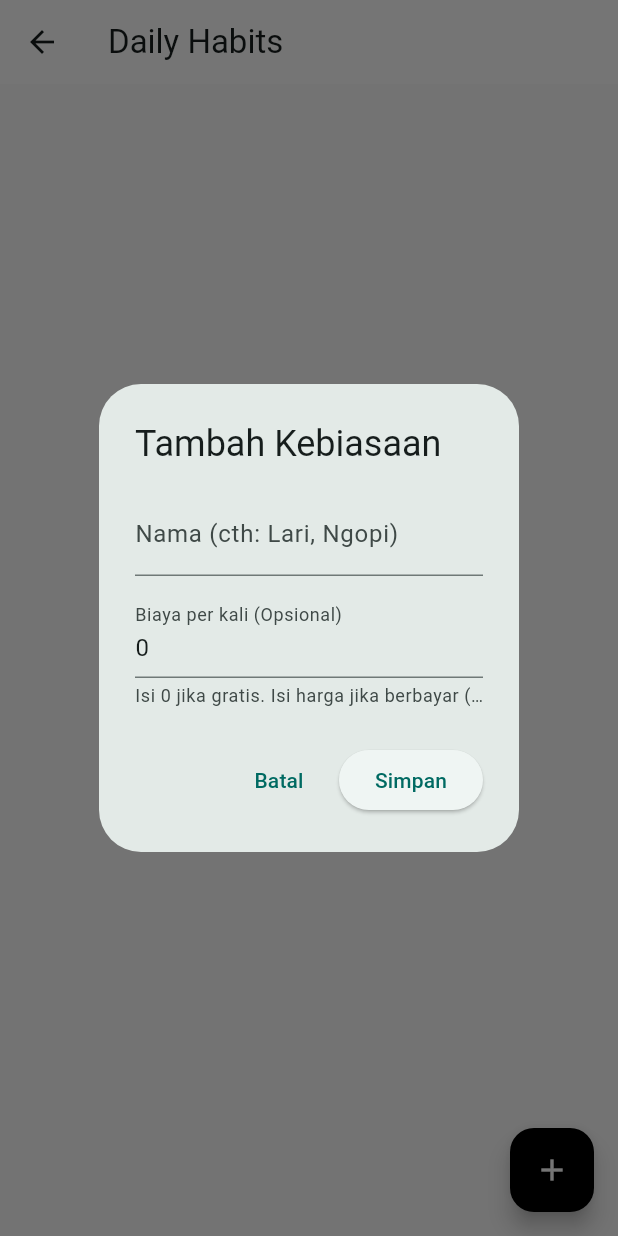
After one commit to Umeem26/Compound_Me, a Flutter app: the HabitsScreen screen opened directly, after a tap on the "add" icon, on a phone screen of 412 x 824 dp. The commit adds this screen. Run offline on Flutter 3.47's test engine with Material 3 defaults, Android fonts, the phone set to English and light mode, and no system bars; our stand-ins replace drift, flutter_riverpod, riverpod_annotation; accounts and stored records are empty; generated files the repository leaves out were written again.

Commit message:
feat: implement habit tracker foundation with repository, controller, and basic ui

```diff
--- /dev/null
+++ b/compound_me/lib/src/features/habits/data/repositories/habit_repository_impl.dart
@@ -0,0 +1,52 @@
+import 'package:drift/drift.dart';
+import 'package:riverpod_annotation/riverpod_annotation.dart';
+import 'package:compound_me/src/core/database/app_database.dart';
+import 'package:compound_me/src/core/database/database_provider.dart';
+import '../../domain/repositories/habit_repository.dart';
+
+part 'habit_repository_impl.g.dart';
+
+class HabitRepositoryImpl implements HabitRepository {
+  final AppDatabase _db;
+
+  HabitRepositoryImpl(this._db);
+
+  @override
+  Future<List<Habit>> getHabits() async {
+    return await _db.select(_db.habits).get();
+  }
+
+  @override
+  Future<int> addHabit(HabitsCompanion habit) async {
+    return await _db.into(_db.habits).insert(habit);
+  }
+
+  @override
+  Future<int> deleteHabit(int id) async {
+    return await (_db.delete(_db.habits)..where((tbl) => tbl.id.equals(id))).go();
+  }
+
+  // --- LOGIC LOG HABIT ---
+  @override
+  Future<int> logHabit(HabitLogsCompanion log) async {
+    return await _db.into(_db.habitLogs).insert(log);
+  }
+
+  @override
+  Future<List<HabitLog>> getHabitLogsByDate(DateTime date) async {
+    // Ambil log spesifik di tanggal tersebut (00:00 - 23:59)
+    final start = DateTime(date.year, date.month, date.day);
+    final end = DateTime(date.year, date.month, date.day, 23, 59, 59);
+
+    return await (_db.select(_db.habitLogs)
+      ..where((tbl) => tbl.completedAt.isBetweenValues(start, end)))
+      .get();
+  }
+}
+
+// --- PROVIDER ---
+@riverpod
+HabitRepository habitRepository(HabitRepositoryRef ref) {
+  final db = ref.watch(appDatabaseProvider);
+  return HabitRepositoryImpl(db);
+}
--- /dev/null
+++ b/compound_me/lib/src/features/habits/presentation/screens/habits_screen.dart
@@ -0,0 +1,140 @@
+import 'package:flutter/material.dart';
+import 'package:flutter_riverpod/flutter_riverpod.dart';
+import 'package:compound_me/src/core/utils/currency_formatter.dart';
+import 'package:compound_me/src/features/habits/presentation/controllers/habit_controller.dart';
+
+class HabitsScreen extends ConsumerWidget {
+  const HabitsScreen({super.key});
+
+  @override
+  Widget build(BuildContext context, WidgetRef ref) {
+    final habitsAsync = ref.watch(habitListProvider);
+    final todayLogsAsync = ref.watch(todayHabitLogsProvider);
+
+    return Scaffold(
+      backgroundColor: Colors.grey[50],
+      appBar: AppBar(
+        title: const Text("Daily Habits"),
+        backgroundColor: Colors.white,
+        elevation: 0,
+      ),
+      body: habitsAsync.when(
+        data: (habits) {
+          if (habits.isEmpty) {
+             return const Center(child: Text("Belum ada kebiasaan. Tambah dulu!"));
+          }
+
+          return ListView.builder(
+            padding: const EdgeInsets.all(16),
+            itemCount: habits.length,
+            itemBuilder: (context, index) {
+              final habit = habits[index];
+
+              // Cek apakah habit ini sudah dicentang hari ini?
+              final isDone = todayLogsAsync.value?.any((log) => log.habitId == habit.id) ?? false;
+
+              return Card(
+                elevation: 0,
+                color: isDone ? Colors.green[50] : Colors.white, // Jadi hijau kalau selesai
+                shape: RoundedRectangleBorder(
+                  borderRadius: BorderRadius.circular(12),
+                  side: isDone ? const BorderSide(color: Colors.green) : BorderSide.none
+                ),
+                margin: const EdgeInsets.only(bottom: 12),
+                child: ListTile(
+                  leading: CircleAvatar(
+                    backgroundColor: Color(habit.color).withOpacity(0.2),
+                    child: Icon(
+                      isDone ? Icons.check : Icons.timer,
+                      color: Color(habit.color)
+                    ),
+                  ),
+                  title: Text(
+                    habit.name,
+                    style: TextStyle(
+                      decoration: isDone ? TextDecoration.lineThrough : null,
+                      color: isDone ? Colors.green : null,
+                      fontWeight: FontWeight.bold
+                    ),
+                  ),
+                  subtitle: habit.costPerUnit > 0
+                    ? Text("Biaya: ${CurrencyFormatter.toRupiah(habit.costPerUnit)}")
+                    : const Text("Good Habit (Gratis)"),
+                  trailing: isDone
+                    ? const Icon(Icons.check_circle, color: Colors.green)
+                    : ElevatedButton(
+                        style: ElevatedButton.styleFrom(
+                          backgroundColor: Colors.black,
+                          foregroundColor: Colors.white,
+                          shape: const CircleBorder(),
+                          padding: const EdgeInsets.all(12)
+                        ),
+                        onPressed: () {
+                          // AKSI CENTANG
+                          ref.read(todayHabitLogsProvider.notifier).checkHabit(habit);
+                        },
+                        child: const Icon(Icons.check),
+                      ),
+                ),
+              );
+            },
+          );
+        },
+        loading: () => const Center(child: CircularProgressIndicator()),
+        error: (e, _) => Center(child: Text("Error: $e")),
+      ),
+      floatingActionButton: FloatingActionButton(
+        backgroundColor: Colors.black,
+        child: const Icon(Icons.add, color: Colors.white),
+        onPressed: () {
+          _showAddHabitDialog(context, ref);
+        },
+      ),
+    );
+  }
+
+  // Dialog Sederhana untuk Tambah Habit
+  void _showAddHabitDialog(BuildContext context, WidgetRef ref) {
+    final nameController = TextEditingController();
+    final costController = TextEditingController(text: "0"); // Default gratis
+
+    showDialog(
+      context: context,
+      builder: (context) => AlertDialog(
+        title: const Text("Tambah Kebiasaan"),
+        content: Column(
+          mainAxisSize: MainAxisSize.min,
+          children: [
+            TextField(
+              controller: nameController,
+              decoration: const InputDecoration(labelText: "Nama (cth: Lari, Ngopi)"),
+            ),
+            const SizedBox(height: 12),
+            TextField(
+              controller: costController,
+              keyboardType: TextInputType.number,
+              decoration: const InputDecoration(
+                labelText: "Biaya per kali (Opsional)",
+                helperText: "Isi 0 jika gratis. Isi harga jika berbayar (cth: Rokok)",
+              ),
+            ),
+          ],
+        ),
+        actions: [
+          TextButton(onPressed: () => Navigator.pop(context), child: const Text("Batal")),
+          ElevatedButton(
+            onPressed: () {
+              ref.read(habitListProvider.notifier).addHabit(
+                name: nameController.text,
+                cost: double.tryParse(costController.text) ?? 0,
+                color: Colors.blue.value, // Default warna biru dulu
+              );
+              Navigator.pop(context);
+            },
+            child: const Text("Simpan"),
+          )
+        ],
+      ),
+    );
+  }
+}
```
Also changed, not shown: compound_me/lib/src/features/dashboard/presentation/home_view.dart (+6 -3 lines), compound_me/lib/src/features/habits/domain/repositories/habit_repository.dart (added, +19 -0 lines), compound_me/lib/src/features/habits/presentation/controllers/habit_controller.dart (added, +71 -0 lines), compound_me/lib/src/features/finance/presentation/controllers/transaction_controller.g.dart, compound_me/lib/src/features/habits/data/repositories/habit_repository_impl.g.dart (added), compound_me/lib/src/features/habits/presentation/controllers/habit_controller.g.dart (added).
